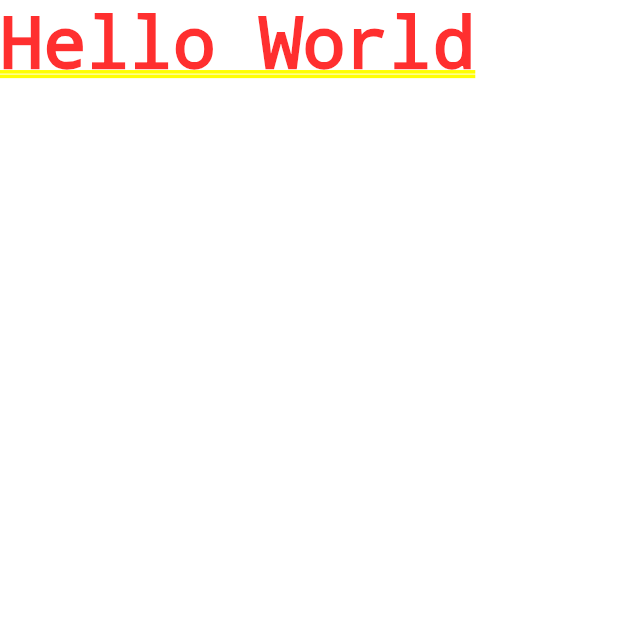
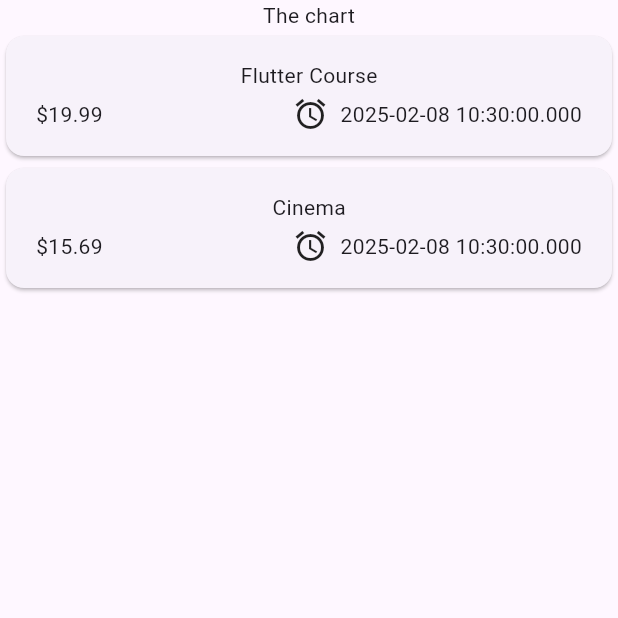
Before and after one commit to UnDer-7/flutter_study_expense_tracker_app, a Flutter app: the screen it shows after launch, on a phone screen of 412 x 824 dp, the top half of it. Run offline on Flutter 3.47's test engine with Material 3 defaults, Android fonts, the phone set to English and light mode, and no system bars.

Commit message:
chapter 104

```diff
--- a/lib/main.dart
+++ b/lib/main.dart
@@ -1,9 +1,10 @@
+import 'package:expense_tracker_app/widgets/expenses.dart';
 import 'package:flutter/material.dart';
 
 void main() {
   runApp(
     MaterialApp(
-      home: Text('Hello World'),
+      home: Expenses(),
     )
   );
 }
--- /dev/null
+++ b/lib/models/expense.dart
@@ -0,0 +1,20 @@
+import 'package:uuid/uuid.dart';
+
+const uuid = Uuid();
+
+enum Category { food, travel, leisure, work }
+
+class Expense {
+  Expense(
+      {required this.title,
+      required this.amount,
+      required this.date,
+      required this.category})
+      : id = uuid.v4();
+
+  final String id;
+  final String title;
+  final double amount;
+  final DateTime date;
+  final Category category;
+}
--- /dev/null
+++ b/lib/widgets/expenses.dart
@@ -0,0 +1,43 @@
+import 'package:expense_tracker_app/models/expense.dart';
+import 'package:expense_tracker_app/widgets/expenses_list/expenses_list.dart';
+import 'package:flutter/material.dart';
+
+class Expenses extends StatefulWidget {
+  const Expenses({super.key});
+
+  @override
+  State<StatefulWidget> createState() {
+    return _ExpensesState();
+  }
+}
+
+class _ExpensesState extends State<Expenses> {
+  final List<Expense> _registeredExpenses = [
+    Expense(
+      title: 'Flutter Course',
+      amount: 19.99,
+      date: DateTime.now(),
+      category: Category.work,
+    ),
+    Expense(
+      title: 'Cinema',
+      amount: 15.69,
+      date: DateTime.now(),
+      category: Category.leisure,
+    )
+  ];
+
+  @override
+  Widget build(context) {
+    return Scaffold(
+      body: Column(
+        children: [
+          const Text('The chart'),
+          Expanded(
+            child: ExpensesList(expenses: _registeredExpenses),
+          ),
+        ],
+      ),
+    );
+  }
+}
--- /dev/null
+++ b/lib/widgets/expenses_list/expense_item.dart
@@ -0,0 +1,44 @@
+import 'package:expense_tracker_app/models/expense.dart';
+import 'package:flutter/material.dart';
+
+class ExpenseItem extends StatelessWidget {
+  const ExpenseItem(this.expense, {super.key});
+
+  final Expense expense;
+
+  @override
+  Widget build(BuildContext context) {
+    return Card(
+      child: Padding(
+        padding: const EdgeInsets.symmetric(
+          horizontal: 20,
+          vertical: 16,
+        ),
+        child: Column(
+          children: [
+            Text(expense.title),
+            const SizedBox(height: 4),
+            Row(
+              children: [
+                Text('\$${expense.amount.toStringAsFixed(2)}'),
+                const Spacer(),
+                Row(
+                  children: [
+                    Row(
+                      children: [
+                        const Icon(Icons.alarm),
+                        const SizedBox(width: 8),
+                        Text(expense.date.toString()),
+                      ],
+                    ),
+                  ],
+                )
+              ],
+            )
+          ],
+        )
+      ),
+    );
+  }
+
+}
--- /dev/null
+++ b/lib/widgets/expenses_list/expenses_list.dart
@@ -0,0 +1,20 @@
+import 'package:expense_tracker_app/models/expense.dart';
+import 'package:expense_tracker_app/widgets/expenses_list/expense_item.dart';
+import 'package:flutter/material.dart';
+
+class ExpensesList extends StatelessWidget {
+  const ExpensesList({
+    super.key,
+    required this.expenses,
+  });
+
+  final List<Expense> expenses;
+
+  @override
+  Widget build(BuildContext context) {
+    return ListView.builder(
+      itemCount: expenses.length,
+      itemBuilder: (ctx, index) => ExpenseItem(expenses[index]),
+    );
+  }
+}
--- a/pubspec.yaml
+++ b/pubspec.yaml
@@ -34,6 +34,7 @@ dependencies:
   # The following adds the Cupertino Icons font to your application.
   # Use with the CupertinoIcons class for iOS style icons.
   cupertino_icons: ^1.0.8
+  uuid: ^4.5.1
 
 dev_dependencies:
   flutter_test:
```
Also changed, not shown: pubspec.lock.
